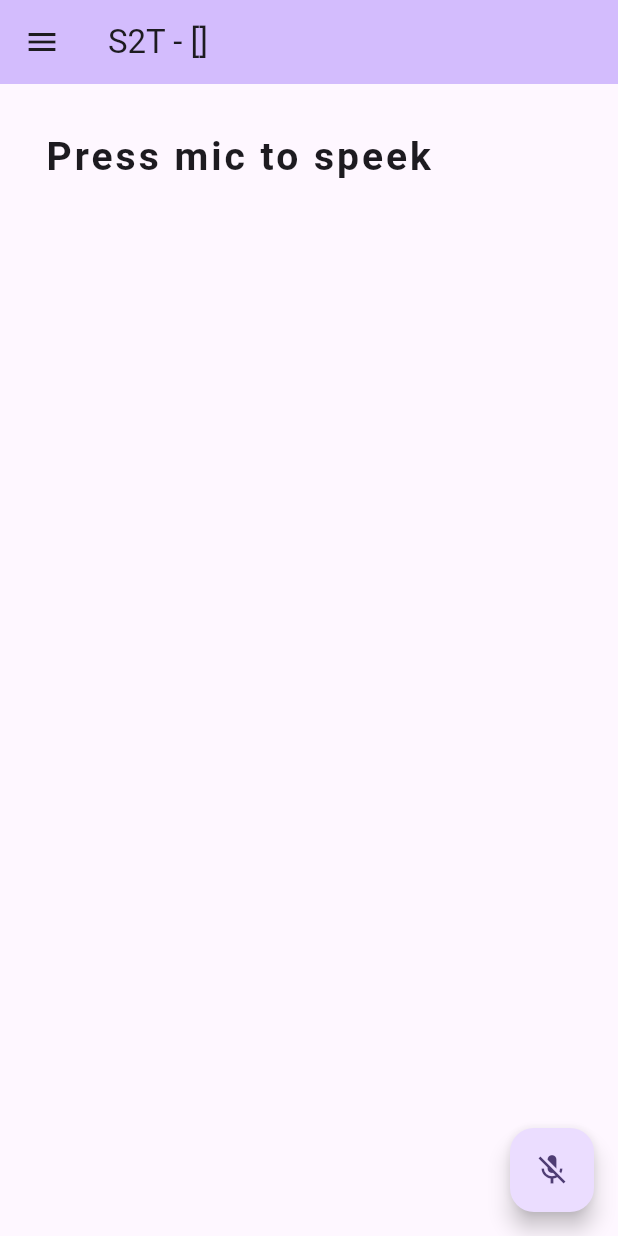
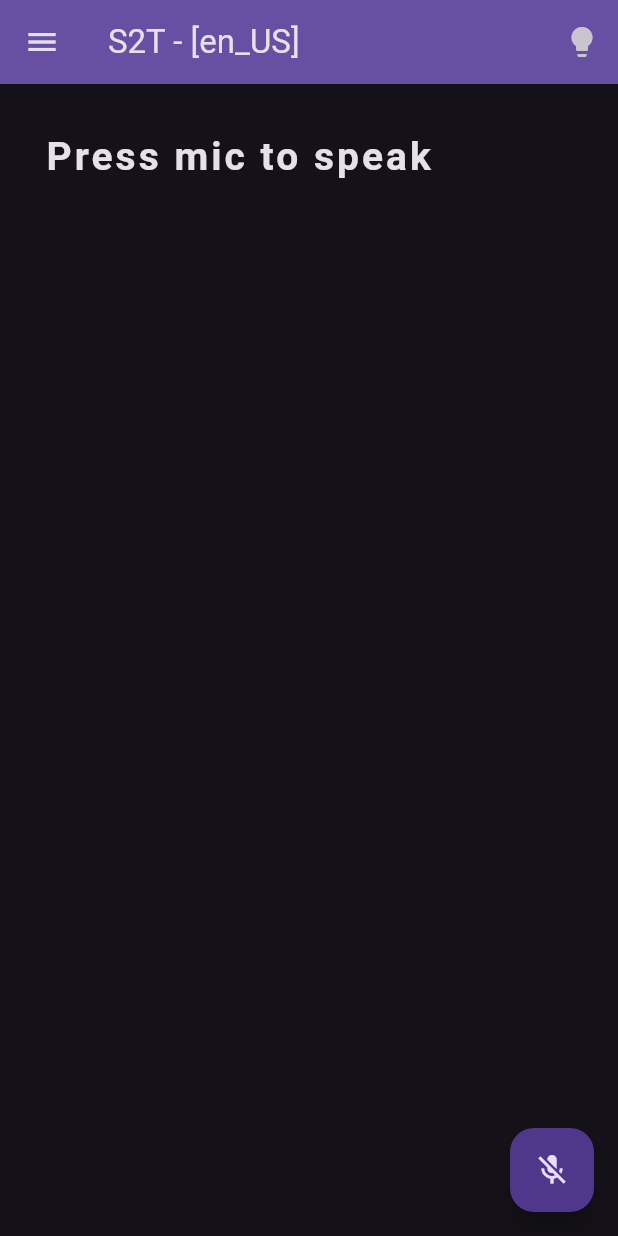
Before and after one commit to arunachalashiva/flutter-apps, a Flutter app: the screen it shows after launch, on a phone screen of 412 x 824 dp. Run offline on Flutter 3.47's test engine with Material 3 defaults, Android fonts, the phone set to English and light mode, and no system bars; our stand-ins replace adaptive_theme, speech_to_text.

Commit message:
Dark mode

```diff
--- a/s2t/lib/main.dart
+++ b/s2t/lib/main.dart
@@ -1,3 +1,4 @@
+import 'package:adaptive_theme/adaptive_theme.dart';
 import 'package:flutter/material.dart';
 import 'package:speech_to_text/speech_recognition_error.dart';
 import 'package:speech_to_text/speech_recognition_result.dart';
@@ -13,28 +14,23 @@ class S2TApp extends StatelessWidget {
   // This widget is the root of your application.
   @override
   Widget build(BuildContext context) {
-    return MaterialApp(
-      title: 'Speech2Text',
-      theme: ThemeData(
-        colorScheme: ColorScheme.fromSeed(seedColor: Colors.deepPurple),
-        useMaterial3: true,
+    return AdaptiveTheme(
+      light: ThemeData.light(useMaterial3: true),
+      dark: ThemeData.dark(useMaterial3: true),
+      initial: AdaptiveThemeMode.dark,
+      debugShowFloatingThemeButton: true,
+      builder: (theme, darkTheme) => MaterialApp(
+        title: 'Speech2Text',
+        theme: theme,
+        darkTheme: darkTheme,
+        home: const S2THomePage(title: 'S2T'),
       ),
-      home: const S2THomePage(title: 'S2T'),
     );
   }
 }
 
 class S2THomePage extends StatefulWidget {
   const S2THomePage({super.key, required this.title});
-
-  // This widget is the home page of your application. It is stateful, meaning
-  // that it has a State object (defined below) that contains fields that affect
-  // how it looks.
-
-  // This class is the configuration for the state. It holds the values (in this
-  // case the title) provided by the parent (in this case the App widget) and
-  // used by the build method of the State. Fields in a Widget subclass are
-  // always marked "final".
 
   final String title;
 
@@ -43,11 +39,9 @@ class S2THomePage extends StatefulWidget {
 }
 
 class _S2THomePageState extends State<S2THomePage> {
-  String _s2t = "Press mic to speek";
-  bool _speaking = false;
-  bool _inited = false;
+  String _s2t = "Press mic to speak";
   double _currentFont = 26.0;
-  SpeechToText _speech = SpeechToText();
+  final SpeechToText _speech = SpeechToText();
   List<LocaleName> _localNames = [];
   String _currentLocaleId = "";
 
@@ -58,11 +52,10 @@ class _S2THomePageState extends State<S2THomePage> {
   }
 
   void initSpeech() async {
-    _inited = await _speech.initialize(onStatus: statusListener, onError: errorListener);
+    await _speech.initialize(onStatus: statusListener, onError: errorListener);
     _localNames = await _speech.locales();
-    for (var localName in _localNames) {
-      print("${localName.name}");
-    }
+    var systemLocale = await _speech.systemLocale();
+    _currentLocaleId = systemLocale?.localeId ?? '';
     setState(() {
     });
   }
@@ -74,9 +67,7 @@ class _S2THomePageState extends State<S2THomePage> {
   }
 
   void statusListener(String status) {
-    setState(() {
-      //_s2t = "Listening";
-    });
+    setState(() {});
   }
 
   void errorListener(SpeechRecognitionError error) {
@@ -118,7 +109,10 @@ class _S2THomePageState extends State<S2THomePage> {
     return Scaffold(
       appBar: AppBar(
         backgroundColor: Theme.of(context).colorScheme.inversePrimary,
-        title: Text(widget.title + " - [" + _currentLocaleId + "]" ),
+        title: Text("${widget.title} - [$_currentLocaleId]" ),
+        actions: [
+          IconButton(onPressed: () => AdaptiveTheme.of(context).toggleThemeMode(), icon: const Icon(Icons.lightbulb)),
+        ],
       ),
       drawer: Drawer(
         child: ListView.builder(
--- a/s2t/pubspec.yaml
+++ b/s2t/pubspec.yaml
@@ -36,6 +36,7 @@ dependencies:
   # Use with the CupertinoIcons class for iOS style icons.
   cupertino_icons: ^1.0.2
   speech_to_text: ^6.5.0
+  adaptive_theme: ^3.4.1
 
 dev_dependencies:
   flutter_test:
```
Also changed, not shown: s2t/pubspec.lock, 1 other file.
